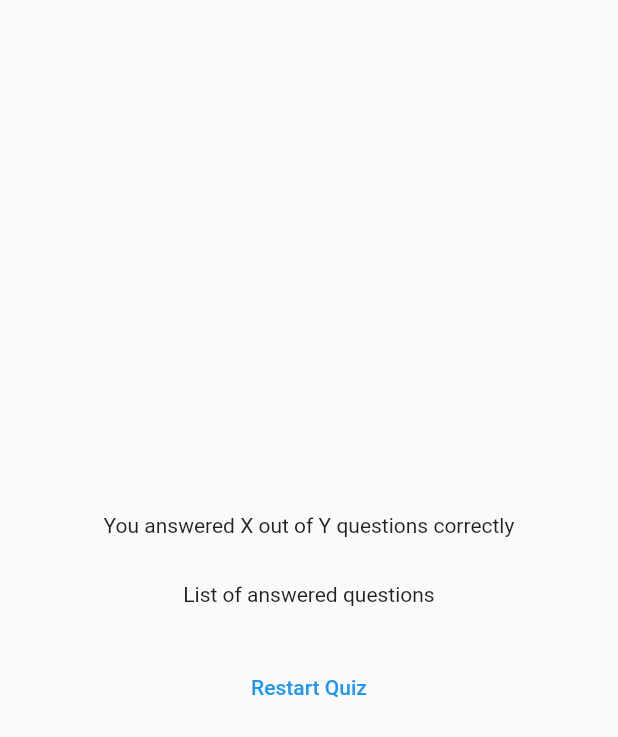
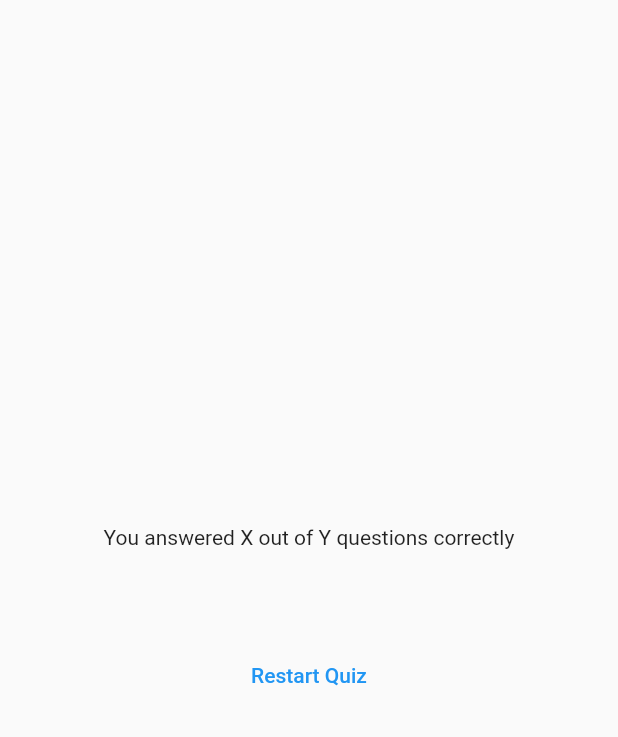
Before and after one commit to kipkoechke/adv_quiz_app, a Flutter app: the ResultsScreen widget shown alone on an empty page, opened directly with empty values, on a phone screen of 412 x 824 dp. Shown: the top 737 px of the screen. Run offline on Flutter 3.47's test engine with Material 2 defaults, Android fonts, the phone set to English and light mode, and no system bars; our stand-ins replace google_fonts.

Commit message:
Worked on outputing summary on result screen

```diff
--- a/lib/quiz.dart
+++ b/lib/quiz.dart
@@ -27,7 +27,6 @@ class _QuizState extends State<Quiz> {
 
     if (selectedAnswer.length == questions.length) {
       setState(() {
-        selectedAnswer = [];
         activeScreen = 'results-screen';
       });
     }
--- a/lib/results_screen.dart
+++ b/lib/results_screen.dart
@@ -1,6 +1,7 @@
 import 'package:flutter/material.dart';
 
 import 'package:adv_quiz_app/data/questions.dart';
+import 'package:adv_quiz_app/questions_summary.dart';
 
 
 class ResultsScreen extends StatelessWidget {
@@ -37,7 +38,9 @@ class ResultsScreen extends StatelessWidget {
           children: [
             const Text('You answered X out of Y questions correctly'),
             const SizedBox(height: 30),
-            const Text('List of answered questions'),
+            QuestionsSummary(
+              getSummaryData(),
+            ),
             const SizedBox(height: 30),
             TextButton(
               onPressed: () {},
```
